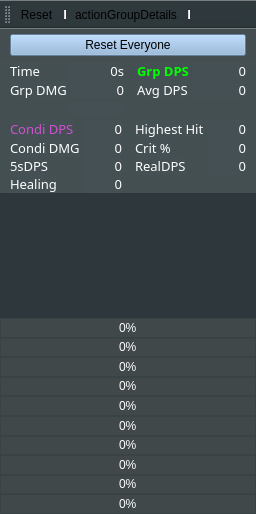
The window that mainwindow.ui (Tyrox92/Gw2SPECS) describes before a commit, drawn with Qt 5.
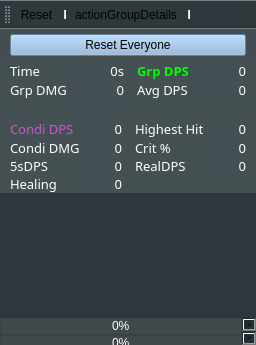
The same window after the commit. Icons and pictures are not drawn. Custom widgets are drawn as their Qt base class.

The edit to the form file:
```diff
--- a/mainwindow.ui
+++ b/mainwindow.ui
@@ -10,7 +10,7 @@
     <x>0</x>
     <y>0</y>
     <width>256</width>
-    <height>514</height>
+    <height>345</height>
    </rect>
   </property>
   <property name="sizePolicy">
@@ -1363,8 +1363,8 @@
            <rect>
             <x>0</x>
             <y>0</y>
-            <width>256</width>
-            <height>210</height>
+            <width>239</width>
+            <height>180</height>
            </rect>
           </property>
           <property name="sizePolicy">
```
Left out of the diff: 24 changed lines with no effect on the pictures.
